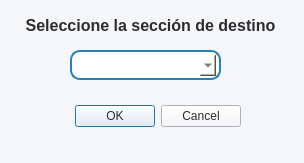
Before: the Qt Designer form resources/ui/mover_estudiante.ui in Proyecto-Uptjaa/Proyecto_SIRA, drawn with Qt 5.
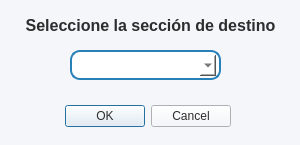
After: the same form once the commit is applied.

Commit message:
feat: Exportar listado estudiantes en seccion
- Nueva funcion para generar el listado de estudiantes activos en una
  seccion (detalles seccion).
- Ajuste en archivos .ui: Tamaños de ventana fijos

```diff
--- a/resources/ui/mover_estudiante.ui
+++ b/resources/ui/mover_estudiante.ui
@@ -6,10 +6,22 @@
    <rect>
     <x>0</x>
     <y>0</y>
-    <width>304</width>
-    <height>163</height>
+    <width>300</width>
+    <height>145</height>
    </rect>
   </property>
+  <property name="minimumSize">
+   <size>
+    <width>300</width>
+    <height>145</height>
+   </size>
+  </property>
+  <property name="maximumSize">
+   <size>
+    <width>300</width>
+    <height>145</height>
+   </size>
+  </property>
   <property name="windowTitle">
    <string>Dialog</string>
   </property>
@@ -20,7 +32,7 @@
   <widget class="QDialogButtonBox" name="buttonBox">
    <property name="geometry">
     <rect>
-     <x>50</x>
+     <x>40</x>
      <y>100</y>
      <width>191</width>
      <height>32</height>
```
The commit also changes 21 other files.
